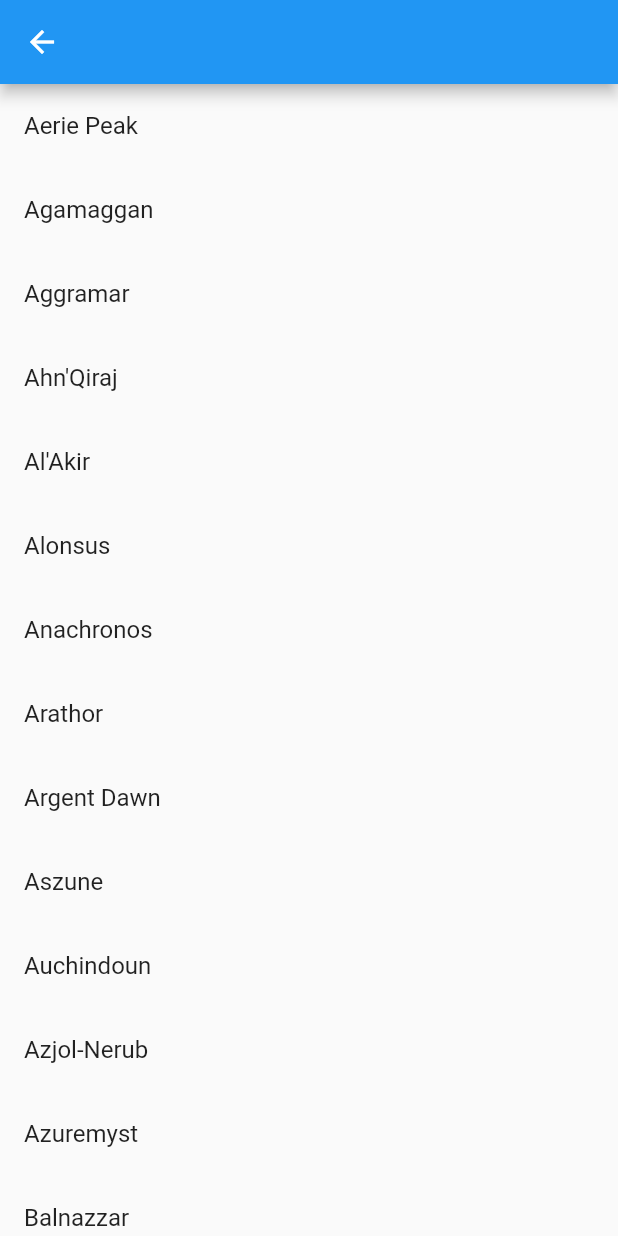
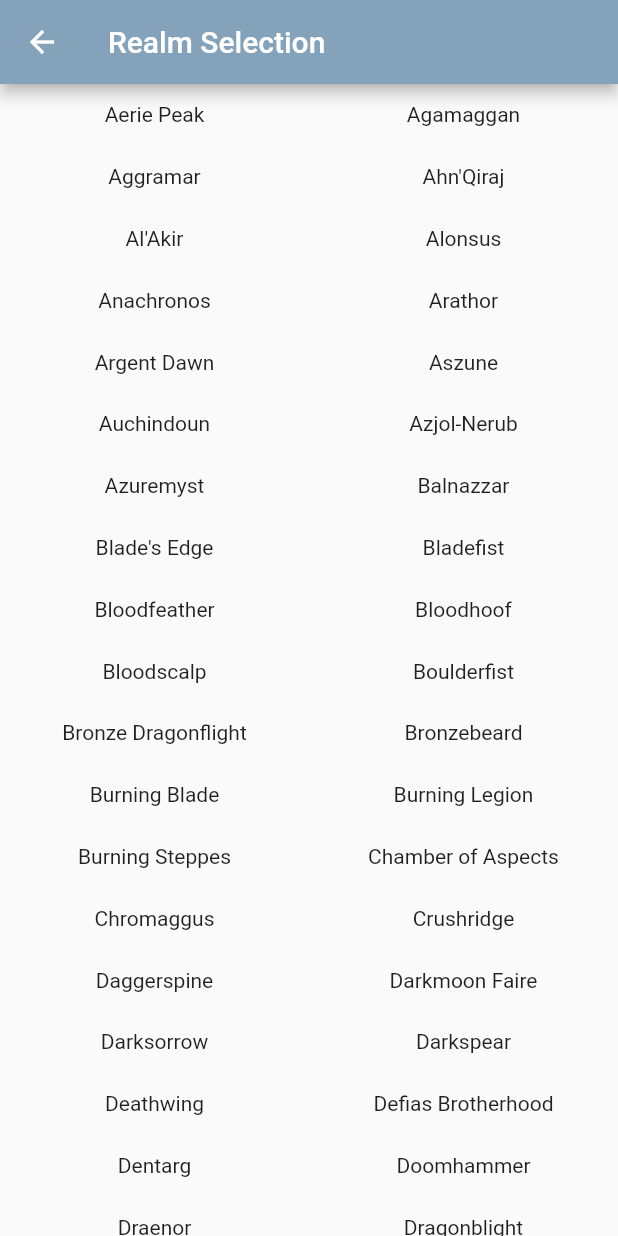
Before and after one commit to leono93/flutter-practice, a Flutter app: the ListViewRealms screen opened directly, on a phone screen of 412 x 824 dp. Run offline on Flutter 3.47's test engine with Material 2 defaults, Android fonts, the light colour scheme and no system bars; our stand-ins replace bordered_text.

Commit message:
Realm ListView to GridView

```diff
--- a/lib/realms.dart
+++ b/lib/realms.dart
@@ -67,7 +67,7 @@
 }
 
 class ListViewRealms extends StatelessWidget {
-  List<String> realms = [
+  final List<String> realms = [
     "Aerie Peak",
     "Agamaggan",
     "Aggramar",
@@ -178,19 +178,19 @@
     "Xavius",
     "Zenedar"
   ];
-  ListView _buildListViewRealms() {
-    return ListView.builder(
-        itemCount: realms.length,
-        itemBuilder: (BuildContext ctxt, int index) {
-          return ListTile(title: Text(realms[index]));
-        });
-  }
 
   @override
   Widget build(BuildContext context) {
     return Scaffold(
-      appBar: AppBar(),
-      body: _buildListViewRealms(),
-    );
+        appBar: AppBar(
+          title: Text("Realm Selection"),
+          backgroundColor: Color(0xff84a2ba),
+        ),
+        body: GridView.count(
+            childAspectRatio: 5,
+            crossAxisCount: 2,
+            children: List.generate(109, (index) {
+              return Center(child: Text(realms[index]));
+            })));
   }
 }
```
Also changed, not shown: lib/raideriopost.dart (+0 -37 lines), 1 other file.
